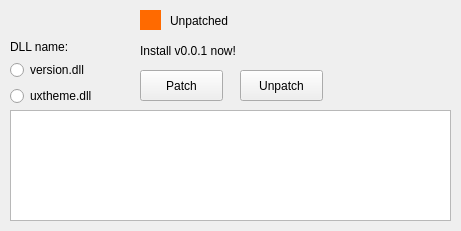
The window that src/ui/widget_main.ui (KevinVG207/Uma-Carotene-English-Patch) describes before a commit, drawn with Qt 5.
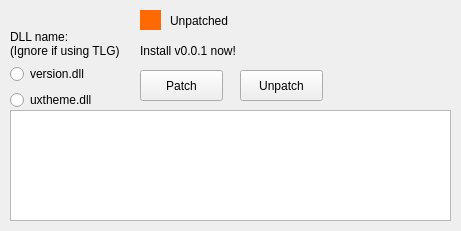
The same window after the commit.

Diff of the .ui file:
```diff
--- a/src/ui/widget_main.ui
+++ b/src/ui/widget_main.ui
@@ -131,16 +131,16 @@
    <property name="geometry">
     <rect>
      <x>10</x>
-     <y>40</y>
+     <y>30</y>
      <width>121</width>
-     <height>71</height>
+     <height>81</height>
     </rect>
    </property>
    <layout class="QVBoxLayout" name="verticalLayout">
     <item>
      <widget class="QLabel" name="lbl_dll">
       <property name="text">
-       <string notr="true">DLL name:</string>
+       <string notr="true">DLL name:&lt;br&gt;(Ignore if using TLG)</string>
       </property>
      </widget>
     </item>
```
